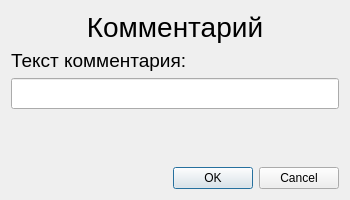
Qt form KAMEditor/gui/commands/commentdialog.ui (Xtail96/SML) before a commit.
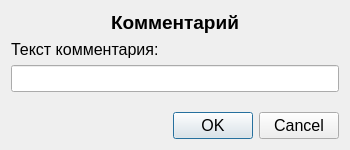
The same form after that commit.

Patch:
```diff
--- a/KAMEditor/gui/commands/commentdialog.ui
+++ b/KAMEditor/gui/commands/commentdialog.ui
@@ -7,9 +7,14 @@
     <x>0</x>
     <y>0</y>
     <width>350</width>
-    <height>200</height>
+    <height>150</height>
    </rect>
   </property>
+  <property name="font">
+   <font>
+    <pointsize>12</pointsize>
+   </font>
+  </property>
   <property name="windowTitle">
    <string>Комментарий</string>
   </property>
@@ -18,7 +23,9 @@
     <widget class="QLabel" name="commentTitleLabel">
      <property name="font">
       <font>
-       <pointsize>21</pointsize>
+       <pointsize>14</pointsize>
+       <weight>75</weight>
+       <bold>true</bold>
       </font>
      </property>
      <property name="text">
@@ -33,7 +40,7 @@
     <widget class="QLabel" name="commentTextLabel">
      <property name="font">
       <font>
-       <pointsize>14</pointsize>
+       <pointsize>12</pointsize>
       </font>
      </property>
      <property name="text">
@@ -45,7 +52,7 @@
     <widget class="QLineEdit" name="commentTextLineEdit">
      <property name="font">
       <font>
-       <pointsize>14</pointsize>
+       <pointsize>12</pointsize>
       </font>
      </property>
     </widget>
```
